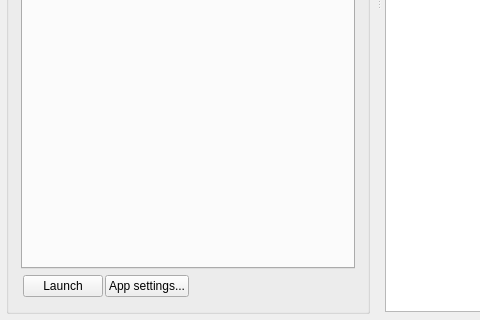
ButtonHeck/Ouquitoure, file src/core_app_window.ui: the form before one commit; both pictures show x 0 to 480 and y 341 to 661 of the 1028 by 661 pixel window.
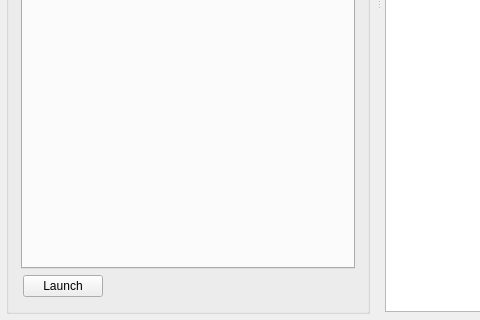
The form after the commit. Custom widgets are drawn as their Qt base class.

Commit message: app settings button deleted

The edit to the form file:
```diff
--- a/src/core_app_window.ui
+++ b/src/core_app_window.ui
@@ -241,13 +241,6 @@
                  </property>
                 </widget>
                </item>
-               <item alignment="Qt::AlignLeft">
-                <widget class="QPushButton" name="launchAppSettingsButton">
-                 <property name="text">
-                  <string>App settings...</string>
-                 </property>
-                </widget>
-               </item>
                <item>
                 <spacer name="launchAppSpacer">
                  <property name="orientation">
```
The commit also changes 2 other files.
